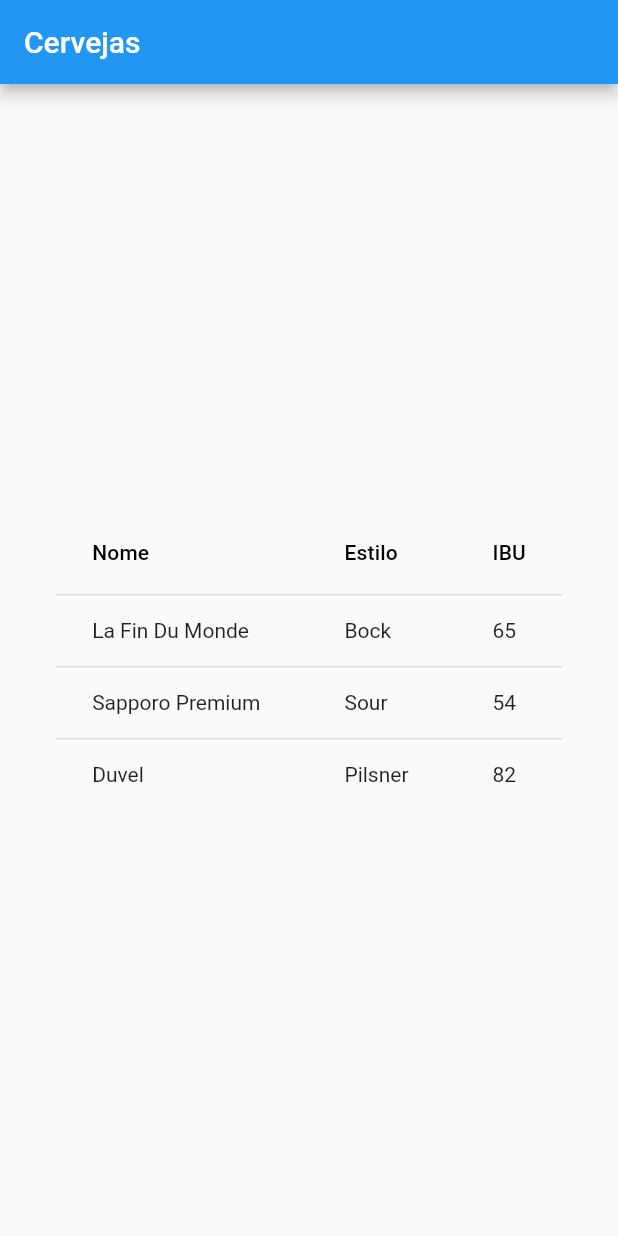
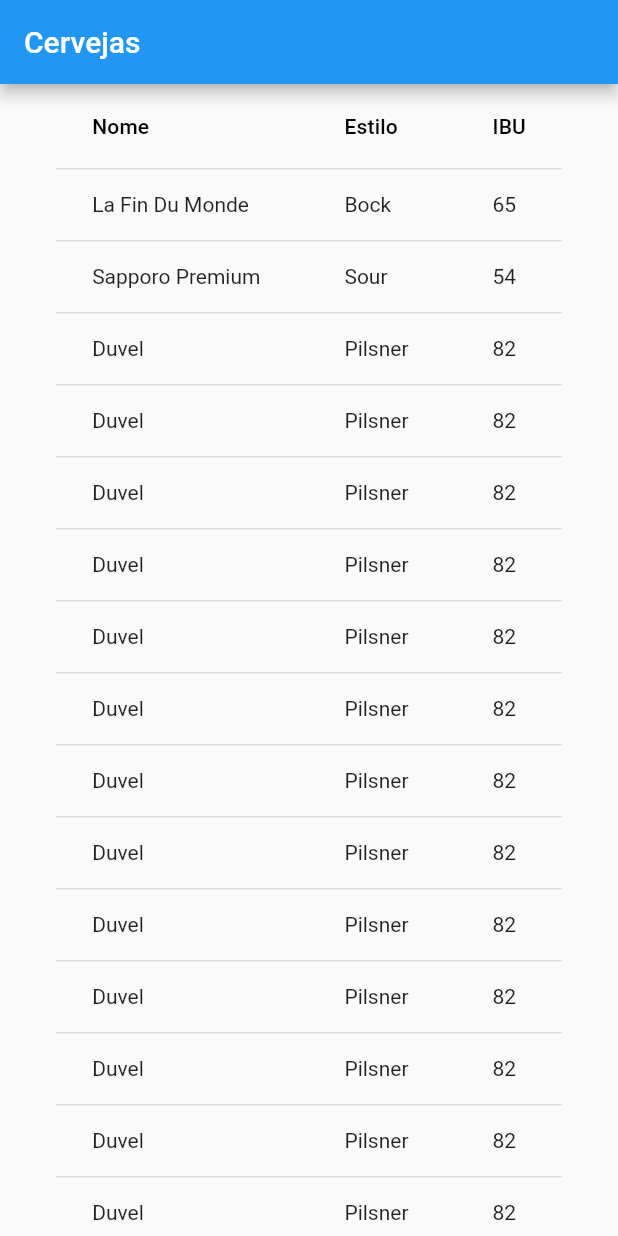
Before and after one commit to br-adriel/2023-1, a Flutter app: the screen it shows after launch, on a phone screen of 412 x 824 dp. Run offline on Flutter 3.47's test engine with Material 2 defaults, Android fonts, the phone set to English and light mode, and no system bars; our stand-ins replace google_fonts, styled_text, transparent_image.

Commit message:
Resolve questão 11 da receita 1

```diff
--- a/POO2/flutter/receita1_10/lib/main.dart
+++ b/POO2/flutter/receita1_10/lib/main.dart
@@ -12,7 +12,8 @@ class MainApp extends StatelessWidget {
     return MaterialApp(
       home: Scaffold(
         appBar: AppBar(title: const Text("Cervejas")),
-        body: Center(
+        body: SingleChildScrollView(
+            child: Center(
           child: DataTable(columns: const [
             DataColumn(label: Text("Nome")),
             DataColumn(label: Text("Estilo")),
@@ -33,8 +34,78 @@ class MainApp extends StatelessWidget {
               DataCell(Text('Pilsner')),
               DataCell(Text('82')),
             ]),
+            DataRow(cells: [
+              DataCell(Text('Duvel')),
+              DataCell(Text('Pilsner')),
+              DataCell(Text('82')),
+            ]),
+            DataRow(cells: [
+              DataCell(Text('Duvel')),
+              DataCell(Text('Pilsner')),
+              DataCell(Text('82')),
+            ]),
+            DataRow(cells: [
+              DataCell(Text('Duvel')),
+              DataCell(Text('Pilsner')),
+              DataCell(Text('82')),
+            ]),
+            DataRow(cells: [
+              DataCell(Text('Duvel')),
+              DataCell(Text('Pilsner')),
+              DataCell(Text('82')),
+            ]),
+            DataRow(cells: [
+              DataCell(Text('Duvel')),
+              DataCell(Text('Pilsner')),
+              DataCell(Text('82')),
+            ]),
+            DataRow(cells: [
+              DataCell(Text('Duvel')),
+              DataCell(Text('Pilsner')),
+              DataCell(Text('82')),
+            ]),
+            DataRow(cells: [
+              DataCell(Text('Duvel')),
+              DataCell(Text('Pilsner')),
+              DataCell(Text('82')),
+            ]),
+            DataRow(cells: [
+              DataCell(Text('Duvel')),
+              DataCell(Text('Pilsner')),
+              DataCell(Text('82')),
+            ]),
+            DataRow(cells: [
+              DataCell(Text('Duvel')),
+              DataCell(Text('Pilsner')),
+              DataCell(Text('82')),
+            ]),
+            DataRow(cells: [
+              DataCell(Text('Duvel')),
+              DataCell(Text('Pilsner')),
+              DataCell(Text('82')),
+            ]),
+            DataRow(cells: [
+              DataCell(Text('Duvel')),
+              DataCell(Text('Pilsner')),
+              DataCell(Text('82')),
+            ]),
+            DataRow(cells: [
+              DataCell(Text('Duvel')),
+              DataCell(Text('Pilsner')),
+              DataCell(Text('82')),
+            ]),
+            DataRow(cells: [
+              DataCell(Text('Duvel')),
+              DataCell(Text('Pilsner')),
+              DataCell(Text('82')),
+            ]),
+            DataRow(cells: [
+              DataCell(Text('Duvel')),
+              DataCell(Text('Pilsner')),
+              DataCell(Text('82')),
+            ]),
           ]),
-        ),
+        )),
       ),
     );
   }
```
